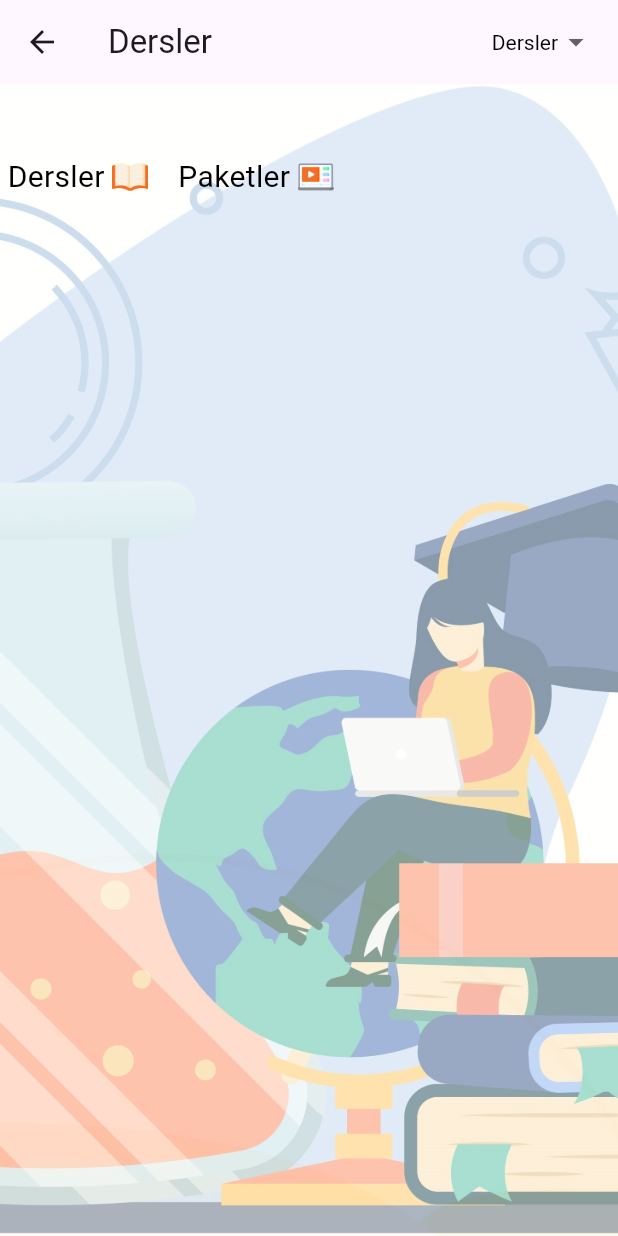
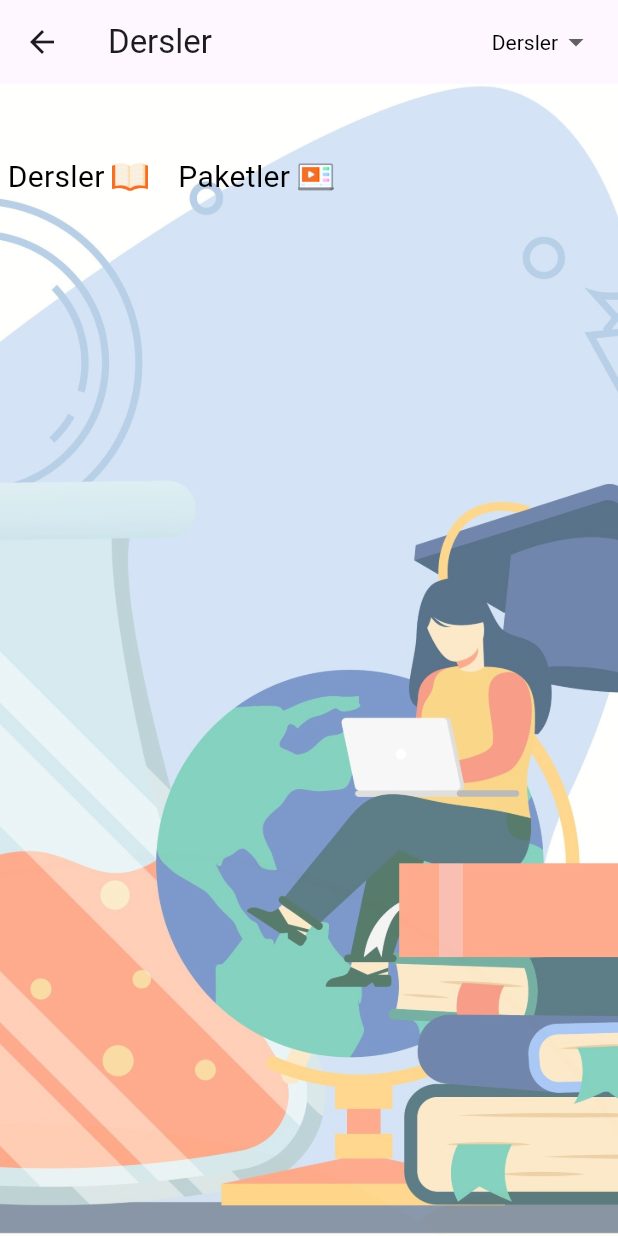
Before and after one commit to ili0420/e-itimbotu, a Flutter app: the screen it shows after launch, in the side drawer, after a tap on "Çıkış Yap", on a phone screen of 412 x 824 dp. Run offline on Flutter 3.47's test engine with Material 3 defaults, Android fonts, the phone set to English and light mode, and no system bars; our stand-ins replace file_picker.

Commit message:
ikinci kommit

```diff
--- a/lib/dropdown.dart
+++ b/lib/dropdown.dart
@@ -44,7 +44,55 @@ class _DerslerDropdownState extends State<DerslerDropdown> {
       'Din Kültürü ve Ahlak Bilgisi',
       'İngilizce'
     ],
-    // Diğer sınıflar için de benzer şekilde ekleyebilirsiniz
+    '3. Sınıf': [
+      'Türkçe',
+      'Matematik',
+      'Fen Bilgisi',
+      'Sosyal Bilgiler',
+      'Din Kültürü ve Ahlak Bilgisi',
+      'İngilizce'
+    ],
+    '4. Sınıf': [
+      'Türkçe',
+      'Matematik',
+      'Fen Bilgisi',
+      'Sosyal Bilgiler',
+      'Din Kültürü ve Ahlak Bilgisi',
+      'İngilizce'
+    ],
+    '5. Sınıf': [
+      'Türkçe',
+      'Matematik',
+      'Fen Bilgisi',
+      'Sosyal Bilgiler',
+      'Din Kültürü ve Ahlak Bilgisi',
+      'İngilizce'
+    ],
+    '6. Sınıf': [
+      'Türkçe',
+      'Matematik',
+      'Fen Bilgisi',
+      'Sosyal Bilgiler',
+      'Din Kültürü ve Ahlak Bilgisi',
+      'İngilizce'
+    ],
+    '7. Sınıf': [
+      'Türkçe',
+      'Matematik',
+      'Fen Bilgisi',
+      'Sosyal Bilgiler',
+      'Din Kültürü ve Ahlak Bilgisi',
+      'İngilizce'
+    ],
+    '8. Sınıf': [
+      'Türkçe',
+      'Matematik',
+      'Fen Bilgisi',
+      'Sosyal Bilgiler',
+      'Din Kültürü ve Ahlak Bilgisi',
+      'İngilizce'
+    ],
+
   };
 
   List<String> _currentLessons = [];
@@ -92,7 +140,7 @@ class _DerslerDropdownState extends State<DerslerDropdown> {
           PopupMenuButton<String>(
             onSelected: (String result) {
               setState(() {
-                // Seçilen dersi işleyebilirsiniz
+
               });
             },
             itemBuilder: (BuildContext context) {
--- a/lib/main_page.dart
+++ b/lib/main_page.dart
@@ -3,7 +3,7 @@ import 'package:flutter/material.dart';
 import 'dropdown.dart';
 
 class HomePage extends StatelessWidget {
-  const HomePage({super.key});
+  const HomePage({Key? key}) : super(key: key);
 
   @override
   Widget build(BuildContext context) {
@@ -22,11 +22,18 @@ class HomePage extends StatelessWidget {
   }
 }
 
-class BackgroundImage extends StatelessWidget {
-  const BackgroundImage({super.key});
+class BackgroundImage extends StatefulWidget {
+  const BackgroundImage({Key? key}) : super(key: key);
 
   @override
+  _BackgroundImageState createState() => _BackgroundImageState();
+}
+
+class _BackgroundImageState extends State<BackgroundImage> {
+  @override
   Widget build(BuildContext context) {
+    final PageController _pageController = PageController(viewportFraction: 0.8);
+    int _currentPage = 0;
     final size = MediaQuery.of(context).size;
 
     return Stack(
@@ -49,7 +56,7 @@ class BackgroundImage extends StatelessWidget {
               image: AssetImage("assets/images/section.jpg"),
               fit: BoxFit.cover,
               colorFilter: ColorFilter.mode(
-                Colors.black.withOpacity(0.5),
+                Colors.black.withOpacity(0.7),
                 BlendMode.dstATop,
               ),
             ),
@@ -68,7 +75,6 @@ class BackgroundImage extends StatelessWidget {
                     child: Text(
                       "Dersler",
                       style: TextStyle(fontSize: 20, color: Colors.black),
-
                     ),
                   ),
                   SizedBox(width: 5), // "Dersler" ve ikon arasında küçük bir boşluk
@@ -95,6 +101,7 @@ class BackgroundImage extends StatelessWidget {
             ),
           ),
         ),
+
       ],
     );
   }
--- a/lib/ogrenci_ekle.dart
+++ b/lib/ogrenci_ekle.dart
@@ -16,7 +16,6 @@ class _StudentAddedState extends State<StudentAdded> {
   var _classController = TextEditingController();
   var _studentNumberController = TextEditingController();
   var _emailController = TextEditingController();
-
   @override
   Widget build(BuildContext context) {
     return SizedBox(
```
Lines whose indentation alone changed are shown as unchanged.
